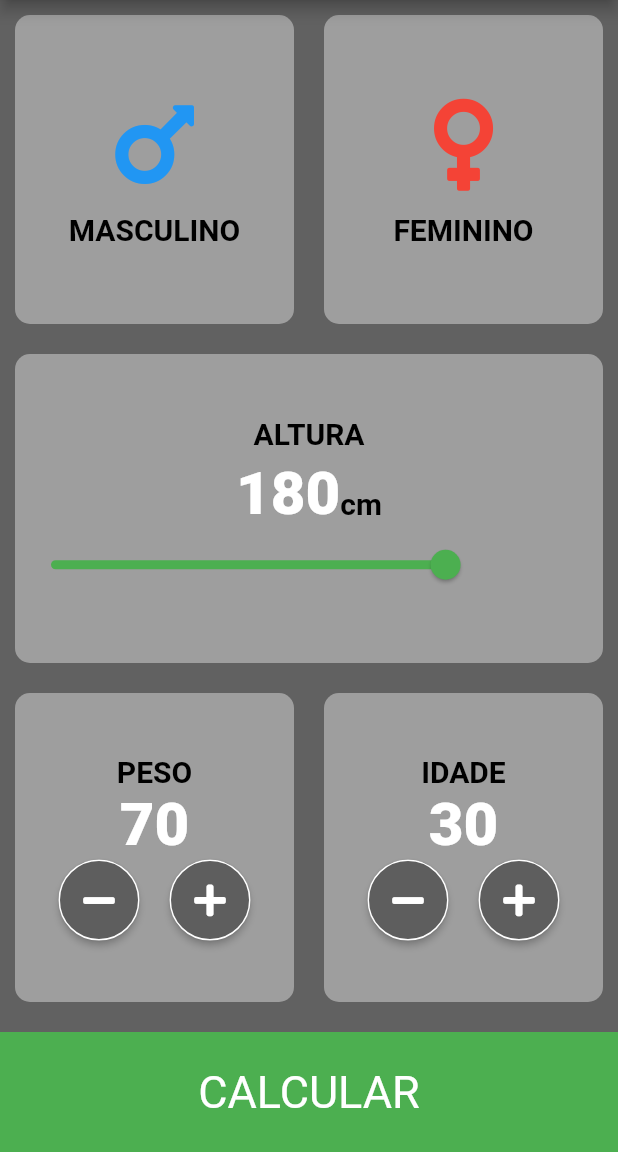
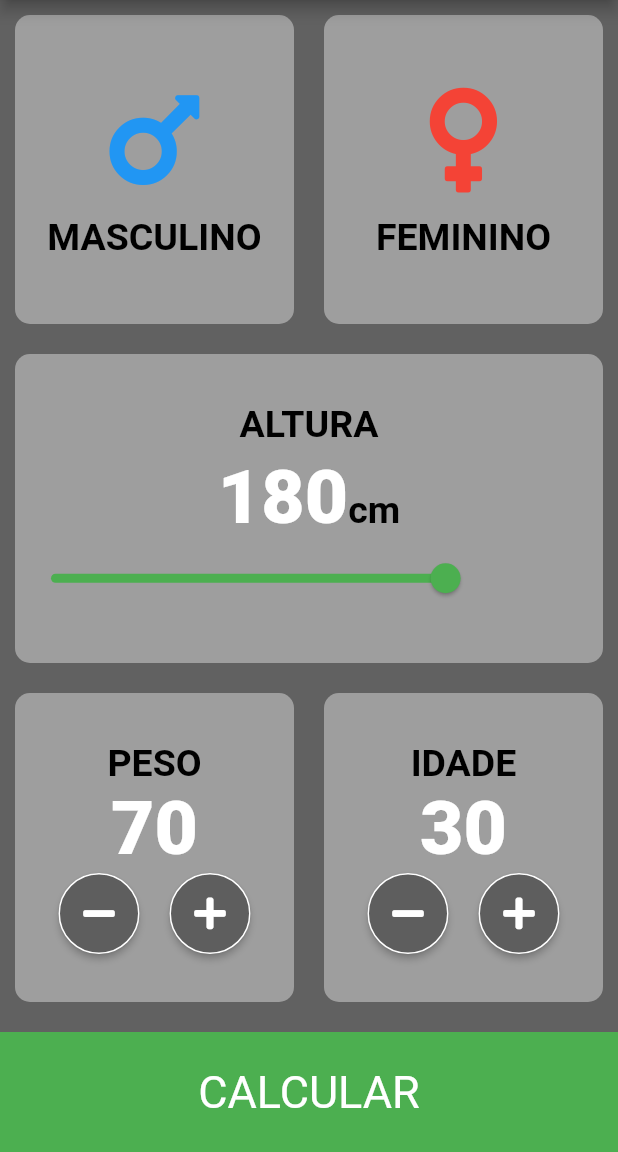
Before and after one commit to marleilson/calculadora, a Flutter app: the screen it shows after launch, on a phone screen of 412 x 824 dp, the part 84-1236 px from its top. Run offline on Flutter 3.47's test engine with Material 2 defaults, Android fonts, the phone set to English and light mode, and no system bars; our stand-ins replace font_awesome_flutter.

Commit message:
Alteração dos tamanhos dos numeros e nomes

```diff
--- a/lib/constantes.dart
+++ b/lib/constantes.dart
@@ -11,11 +11,11 @@ const corDoSexoFem = Colors.red;
 
 //estilo do componentes em branco como icons, numeros
 const styleDoTexto = TextStyle(
-    fontSize: 40.0,
+    fontSize: 50.0,
     fontWeight: FontWeight.w900);
 
 //estilo das descrições: ALTURA, PESO, IDADE, SEXO
 const styleDaDescricao = TextStyle(
-    fontSize: 20.0,
+    fontSize: 25.0,
     color: Colors.black,
     fontWeight: FontWeight.w700);
--- a/lib/filhocartao.dart
+++ b/lib/filhocartao.dart
@@ -20,7 +20,7 @@ class filhocartao extends StatelessWidget {
         children: [
           Icon(
             icon,
-            size: 70.0,
+            size: 80.0,
             color: corDoSexo,
           ),
           SizedBox(
@@ -29,7 +29,7 @@ class filhocartao extends StatelessWidget {
           Text(
             descricao,
             style: TextStyle(
-                fontSize: 20.0,
+                fontSize: 25.0,
                 color: Colors.black,
                 fontWeight: FontWeight.w700),
           ),
```
